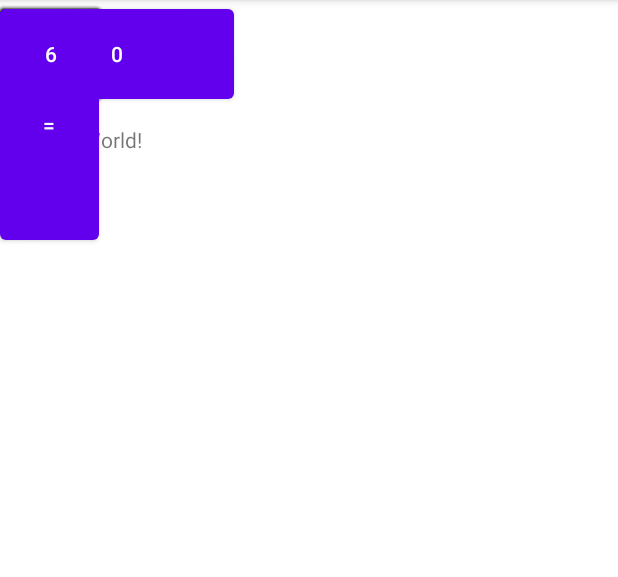
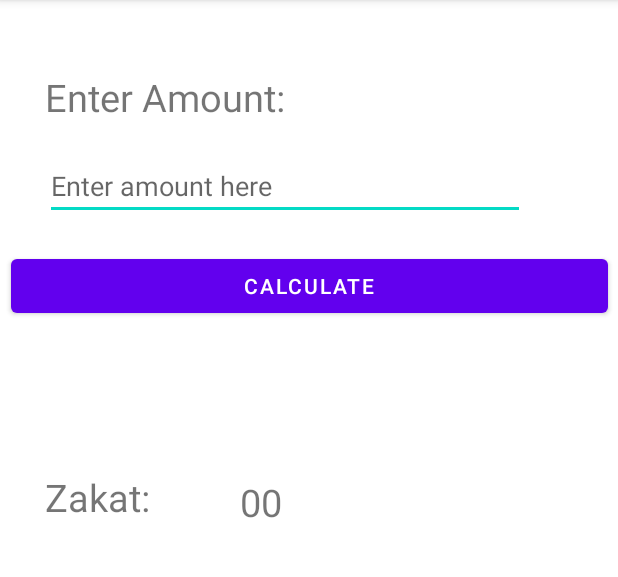
Before and after one commit to ahannan8559/calculator, an Android app: the screen it shows after launch (MainActivity), on a phone screen of 412 x 824 dp, the part 84-661 px from its top. Run offline under Robolectric (Android 15) with nearby library versions, the phone set to English and light mode, and no system bars.

Commit message:
Final Layout

```diff
--- a/Calculator/app/src/main/res/layout/activity_main.xml
+++ b/Calculator/app/src/main/res/layout/activity_main.xml
@@ -1,3 +1,4 @@
+
 <?xml version="1.0" encoding="utf-8"?>
 <androidx.constraintlayout.widget.ConstraintLayout xmlns:android="http://schemas.android.com/apk/res/android"
     xmlns:app="http://schemas.android.com/apk/res-auto"
@@ -6,127 +7,62 @@
     android:layout_height="match_parent"
     tools:context=".MainActivity">
 
-    <Button
-        android:id="@+id/button19"
-        android:layout_width="68dp"
-        android:layout_height="71dp"
-        android:text="9"
-        tools:layout_editor_absoluteX="216dp"
-        tools:layout_editor_absoluteY="273dp" />
+
+    <TextView
+        android:id="@+id/textView5"
+        android:layout_width="wrap_content"
+        android:layout_height="wrap_content"
+        android:layout_marginStart="30dp"
+        android:layout_marginTop="47dp"
+        android:text="Enter Amount:"
+        android:textSize="25dp"
+        app:layout_constraintStart_toStartOf="parent"
+        app:layout_constraintTop_toTopOf="parent" />
+
+    <EditText
+        android:id="@+id/inputamount"
+        android:layout_width="wrap_content"
+        android:layout_height="wrap_content"
+        android:layout_marginStart="30dp"
+        android:layout_marginTop="19dp"
+        android:ems="15"
+        android:hint="Enter amount here"
+        android:inputType="textPersonName"
+        app:layout_constraintStart_toStartOf="parent"
+        app:layout_constraintTop_toBottomOf="@+id/textView5" />
 
     <Button
-        android:id="@+id/button17"
-        android:layout_width="68dp"
-        android:layout_height="71dp"
-        android:text="Button"
-        tools:layout_editor_absoluteX="304dp"
-        tools:layout_editor_absoluteY="273dp" />
-
-    <Button
-        android:id="@+id/button18"
-        android:layout_width="68dp"
-        android:layout_height="71dp"
-        android:text="8"
-        tools:layout_editor_absoluteX="125dp"
-        tools:layout_editor_absoluteY="273dp" />
-
-    <Button
-        android:id="@+id/button20"
-        android:layout_width="68dp"
-        android:layout_height="71dp"
-        android:text="7"
-        tools:layout_editor_absoluteX="39dp"
-        tools:layout_editor_absoluteY="273dp" />
-
-    <Button
-        android:id="@+id/button16"
-        android:layout_width="156dp"
-        android:layout_height="72dp"
-        android:text="0"
-        tools:layout_editor_absoluteX="39dp"
-        tools:layout_editor_absoluteY="578dp" />
-
-    <Button
-        android:id="@+id/button15"
-        android:layout_width="68dp"
-        android:layout_height="71dp"
-        android:text="."
-        tools:layout_editor_absoluteX="216dp"
-        tools:layout_editor_absoluteY="578dp" />
-
-    <Button
-        android:id="@+id/button7"
-        android:layout_width="68dp"
-        android:layout_height="71dp"
-        android:text="3"
-        tools:layout_editor_absoluteX="216dp"
-        tools:layout_editor_absoluteY="480dp" />
-
-    <Button
-        android:id="@+id/button6"
-        android:layout_width="68dp"
-        android:layout_height="71dp"
-        android:text="2"
-        tools:layout_editor_absoluteX="125dp"
-        tools:layout_editor_absoluteY="480dp" />
-
-    <Button
-        android:id="@+id/button5"
-        android:layout_width="66dp"
-        android:layout_height="166dp"
-        android:text="="
-        tools:layout_editor_absoluteX="304dp"
-        tools:layout_editor_absoluteY="480dp" />
-
-    <Button
-        android:id="@+id/button8"
-        android:layout_width="68dp"
-        android:layout_height="71dp"
-        android:text="1"
-        tools:layout_editor_absoluteX="39dp"
-        tools:layout_editor_absoluteY="480dp" />
+        android:id="@+id/calculatebutton"
+        android:layout_width="398dp"
+        android:layout_height="wrap_content"
+        android:layout_marginTop="20dp"
+        android:text="Calculate"
+        android:textAlignment="center"
+        app:flow_horizontalAlign="center"
+        app:layout_constraintEnd_toEndOf="parent"
+        app:layout_constraintHorizontal_bias="0.5"
+        app:layout_constraintStart_toStartOf="parent"
+        app:layout_constraintTop_toBottomOf="@+id/inputamount" />
 
     <TextView
-        android:layout_width="376dp"
-        android:layout_height="111dp"
-        android:text="Hello World!"
-        app:layout_constraintBottom_toBottomOf="parent"
-        app:layout_constraintHorizontal_bias="0.542"
-        app:layout_constraintLeft_toLeftOf="parent"
-        app:layout_constraintRight_toRightOf="parent"
-        app:layout_constraintTop_toTopOf="parent"
-        app:layout_constraintVertical_bias="0.127" />
+        android:id="@+id/textView6"
+        android:layout_width="wrap_content"
+        android:layout_height="wrap_content"
+        android:layout_marginStart="30dp"
+        android:layout_marginTop="314dp"
+        android:text="Zakat: "
+        android:textSize="25dp"
+        app:layout_constraintStart_toStartOf="parent"
+        app:layout_constraintTop_toTopOf="parent" />
 
-    <Button
-        android:id="@+id/button2"
-        android:layout_width="68dp"
-        android:layout_height="71dp"
-        android:text="5"
-        tools:layout_editor_absoluteX="125dp"
-        tools:layout_editor_absoluteY="378dp" />
-
-    <Button
-        android:id="@+id/button4"
-        android:layout_width="68dp"
-        android:layout_height="71dp"
-        android:text="Button"
-        tools:layout_editor_absoluteX="304dp"
-        tools:layout_editor_absoluteY="378dp" />
-
-    <Button
-        android:id="@+id/button"
-        android:layout_width="68dp"
-        android:layout_height="71dp"
-        android:text="4"
-        tools:layout_editor_absoluteX="39dp"
-        tools:layout_editor_absoluteY="378dp" />
-
-    <Button
-        android:id="@+id/button3"
-        android:layout_width="68dp"
-        android:layout_height="71dp"
-        android:text="6"
-        tools:layout_editor_absoluteX="216dp"
-        tools:layout_editor_absoluteY="378dp" />
-
+    <TextView
+        android:id="@+id/answerview"
+        android:layout_width="wrap_content"
+        android:layout_height="wrap_content"
+        android:layout_marginStart="54dp"
+        android:layout_marginTop="3dp"
+        android:text="00"
+        android:textSize="25dp"
+        app:layout_constraintStart_toEndOf="@+id/textView6"
+        app:layout_constraintTop_toTopOf="@+id/textView6" />
 </androidx.constraintlayout.widget.ConstraintLayout>
```
